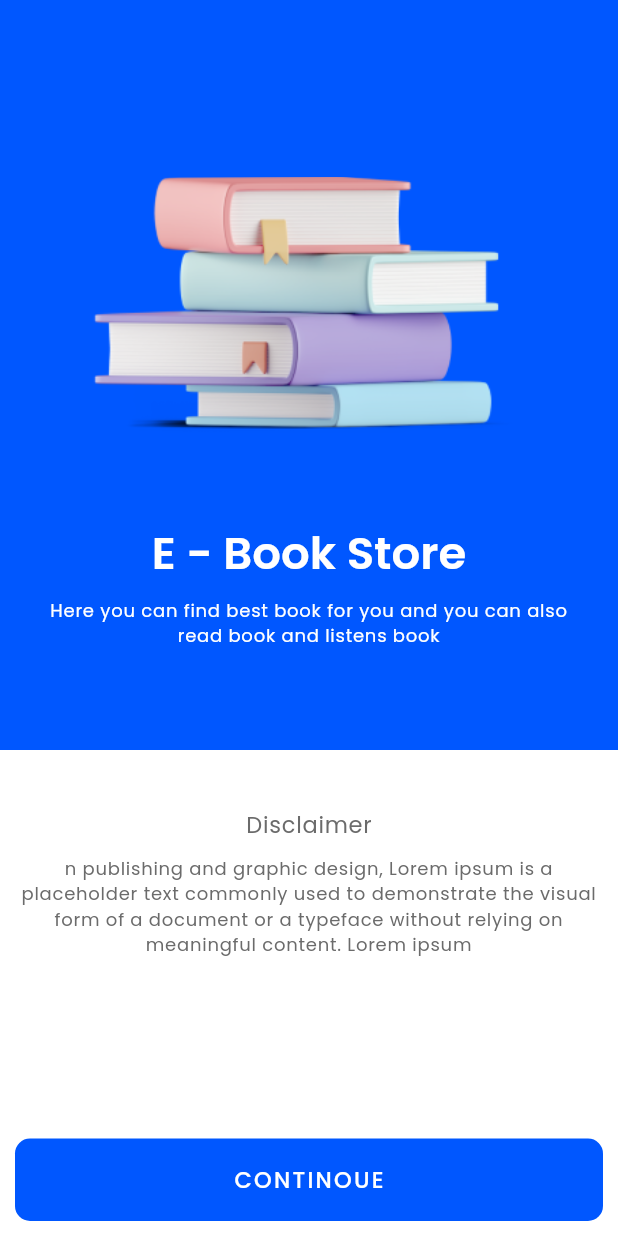
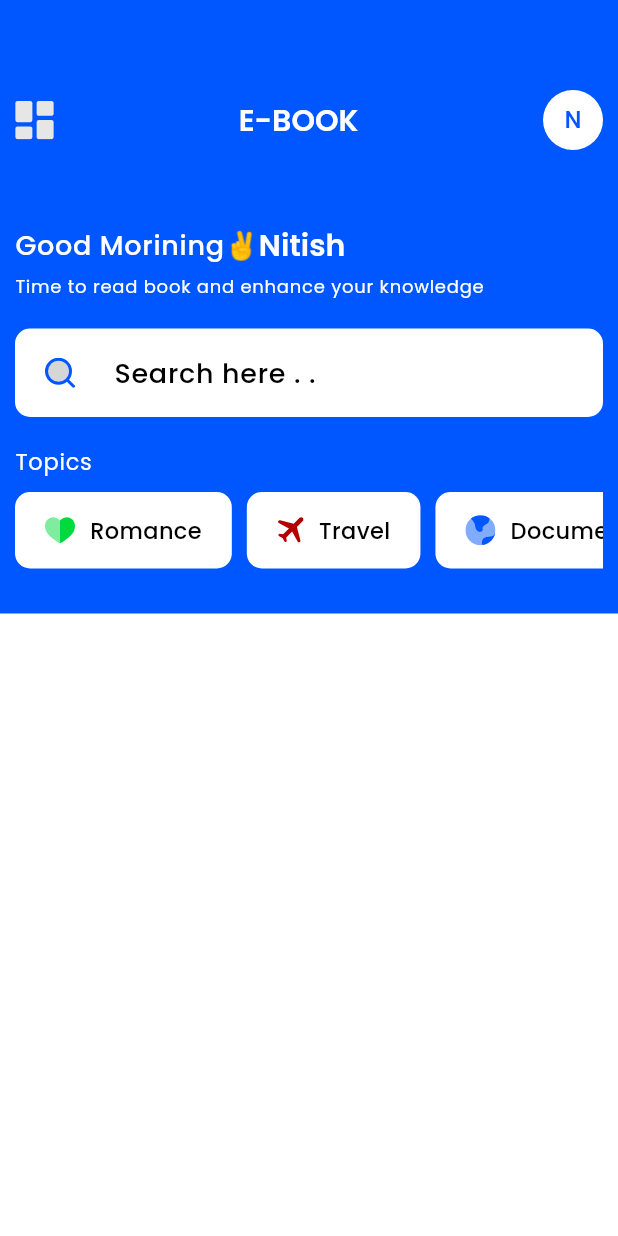
Before and after one commit to mhetrechaitanya/E-Book-app-In-Flutter, a Flutter app: the screen it shows after launch, after a tap on "CONTINOUE", on a phone screen of 412 x 824 dp. Run offline on Flutter 3.47's test engine with Material 2 defaults, Android fonts, the phone set to English and light mode, and no system bars; our stand-ins replace flutter_svg, get.

Commit message:
Home Page header section completed

```diff
--- /dev/null
+++ b/lib/Models/Data.dart
@@ -0,0 +1,18 @@
+var categoryData = [
+  {
+    "icon": "Assets/Icons/heart.svg",
+    "lebel": "Romance",
+  },
+  {
+    "icon": "Assets/Icons/plane.svg",
+    "lebel": "Travel",
+  },
+  {
+    "icon": "Assets/Icons/world.svg",
+    "lebel": "Documentary",
+  },
+  {
+    "icon": "Assets/Icons/heart.svg",
+    "lebel": "Love Story",
+  },
+];
--- /dev/null
+++ b/lib/Pages/Homepage/HomePage.dart
@@ -0,0 +1,116 @@
+import 'package:e_book/Config/Colors.dart';
+import 'package:e_book/Models/Data.dart';
+import 'package:e_book/Pages/Homepage/Widgets/AppBar.dart';
+import 'package:e_book/Pages/Homepage/Widgets/CategoryWidget.dart';
+import 'package:e_book/Pages/Homepage/Widgets/MyInputeTextField.dart';
+import 'package:flutter/material.dart';
+import 'package:flutter_svg/flutter_svg.dart';
+
+class HomePage extends StatelessWidget {
+  const HomePage({super.key});
+
+  @override
+  Widget build(BuildContext context) {
+    return Scaffold(
+      body: Column(
+        children: [
+          Container(
+            padding: EdgeInsets.symmetric(vertical: 30, horizontal: 10),
+            color: Theme.of(context).colorScheme.primary,
+            // height: 500,
+            child: Expanded(
+              child: Row(
+                children: [
+                  Expanded(
+                    child: Column(
+                      children: [
+                        SizedBox(height: 30),
+                        HomeAppBar(),
+                        SizedBox(height: 50),
+                        Row(
+                          children: [
+                            Text(
+                              "Good Morining✌️",
+                              style: Theme.of(context)
+                                  .textTheme
+                                  .bodyLarge
+                                  ?.copyWith(
+                                    color: Theme.of(context)
+                                        .colorScheme
+                                        .background,
+                                  ),
+                            ),
+                            Text(
+                              "Nitish",
+                              style: Theme.of(context)
+                                  .textTheme
+                                  .headlineMedium
+                                  ?.copyWith(
+                                    color: Theme.of(context)
+                                        .colorScheme
+                                        .background,
+                                  ),
+                            ),
+                          ],
+                        ),
+                        SizedBox(height: 5),
+                        Row(
+                          children: [
+                            Flexible(
+                              child: Text(
+                                "Time to read book and enhance your knowledge",
+                                style: Theme.of(context)
+                                    .textTheme
+                                    .labelSmall
+                                    ?.copyWith(
+                                      color: Theme.of(context)
+                                          .colorScheme
+                                          .background,
+                                    ),
+                              ),
+                            ),
+                          ],
+                        ),
+                        SizedBox(height: 20),
+                        MyInputTextField(),
+                        SizedBox(height: 20),
+                        Row(
+                          children: [
+                            Text(
+                              "Topics",
+                              style: Theme.of(context)
+                                  .textTheme
+                                  .labelMedium
+                                  ?.copyWith(
+                                    color: Theme.of(context)
+                                        .colorScheme
+                                        .background,
+                                  ),
+                            ),
+                          ],
+                        ),
+                        SizedBox(height: 10),
+                        SingleChildScrollView(
+                          scrollDirection: Axis.horizontal,
+                          child: Row(
+                            children: categoryData
+                                .map(
+                                  (e) => CategoryWidget(
+                                      iconPath: e["icon"]!,
+                                      btnName: e["lebel"]!),
+                                )
+                                .toList(),
+                          ),
+                        )
+                      ],
+                    ),
+                  ),
+                ],
+              ),
+            ),
+          )
+        ],
+      ),
+    );
+  }
+}
--- /dev/null
+++ b/lib/Pages/Homepage/Widgets/AppBar.dart
@@ -0,0 +1,33 @@
+import 'package:e_book/Config/Colors.dart';
+import 'package:flutter/material.dart';
+import 'package:flutter_svg/svg.dart';
+
+class HomeAppBar extends StatelessWidget {
+  const HomeAppBar({super.key});
+
+  @override
+  Widget build(BuildContext context) {
+    return Row(
+      crossAxisAlignment: CrossAxisAlignment.center,
+      mainAxisAlignment: MainAxisAlignment.spaceBetween,
+      children: [
+        SvgPicture.asset("Assets/Icons/dashboard.svg"),
+        Text(
+          "E-BOOK",
+          style: Theme.of(context).textTheme.headlineMedium?.copyWith(
+                color: Theme.of(context).colorScheme.background,
+              ),
+        ),
+        CircleAvatar(
+          backgroundColor: Theme.of(context).colorScheme.background,
+          child: const Text(
+            "N",
+            style: TextStyle(
+              color: primaryColor,
+            ),
+          ),
+        )
+      ],
+    );
+  }
+}
--- /dev/null
+++ b/lib/Pages/Homepage/Widgets/CategoryWidget.dart
@@ -0,0 +1,32 @@
+import 'package:flutter/material.dart';
+import 'package:flutter_svg/svg.dart';
+
+class CategoryWidget extends StatelessWidget {
+  final String iconPath;
+  final String btnName;
+  const CategoryWidget(
+      {super.key, required this.iconPath, required this.btnName});
+
+  @override
+  Widget build(BuildContext context) {
+    return Padding(
+      padding: const EdgeInsets.only(right: 10),
+      child: InkWell(
+        onTap: () {},
+        child: Container(
+          padding: const EdgeInsets.symmetric(horizontal: 20, vertical: 15),
+          decoration: BoxDecoration(
+              borderRadius: BorderRadius.circular(10),
+              color: Theme.of(context).colorScheme.background),
+          child: Row(
+            children: [
+              SvgPicture.asset(iconPath),
+              const SizedBox(width: 10),
+              Text(btnName),
+            ],
+          ),
+        ),
+      ),
+    );
+  }
+}
--- /dev/null
+++ b/lib/Pages/Homepage/Widgets/MyInputeTextField.dart
@@ -0,0 +1,33 @@
+import 'package:flutter/material.dart';
+import 'package:flutter_svg/svg.dart';
+
+class MyInputTextField extends StatelessWidget {
+  const MyInputTextField({super.key});
+
+  @override
+  Widget build(BuildContext context) {
+    return Container(
+      decoration: BoxDecoration(
+        borderRadius: BorderRadius.circular(10),
+        color: Theme.of(context).colorScheme.background,
+      ),
+      child: Row(
+        children: [
+          SizedBox(width: 20),
+          SvgPicture.asset("Assets/Icons/search.svg"),
+          SizedBox(width: 10),
+          Expanded(
+            child: TextFormField(
+              decoration: const InputDecoration(
+                hintText: "Search here . .",
+                border: OutlineInputBorder(
+                  borderSide: BorderSide.none,
+                ),
+              ),
+            ),
+          ),
+        ],
+      ),
+    );
+  }
+}
--- a/lib/Pages/WelcomePage.dart
+++ b/lib/Pages/WelcomePage.dart
@@ -1,5 +1,7 @@
 import 'package:e_book/Components/PrimaryButton.dart';
+import 'package:e_book/Pages/Homepage/HomePage.dart';
 import 'package:flutter/material.dart';
+import 'package:get/get.dart';
 
 class WelcomePage extends StatelessWidget {
   const WelcomePage({super.key});
@@ -80,7 +82,9 @@ class WelcomePage extends StatelessWidget {
             padding: const EdgeInsets.all(10),
             child: PrimaryButton(
               btnName: "CONTINOUE",
-              ontap: () {},
+              ontap: () {
+                Get.offAll(HomePage());
+              },
             ),
           )
         ],
--- a/pubspec.yaml
+++ b/pubspec.yaml
@@ -36,6 +36,7 @@ dependencies:
   # Use with the CupertinoIcons class for iOS style icons.
   cupertino_icons: ^1.0.2
   get: ^4.6.6
+  flutter_svg: ^2.0.7
 
 dev_dependencies:
   flutter_test:
```
Also changed, not shown: pubspec.lock.
